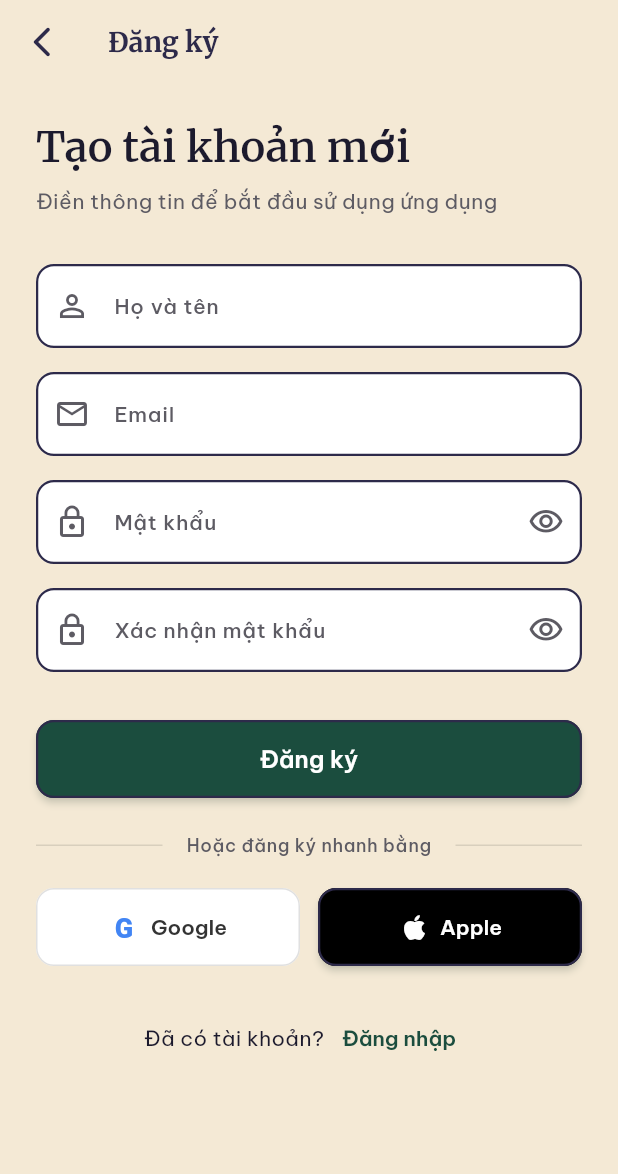
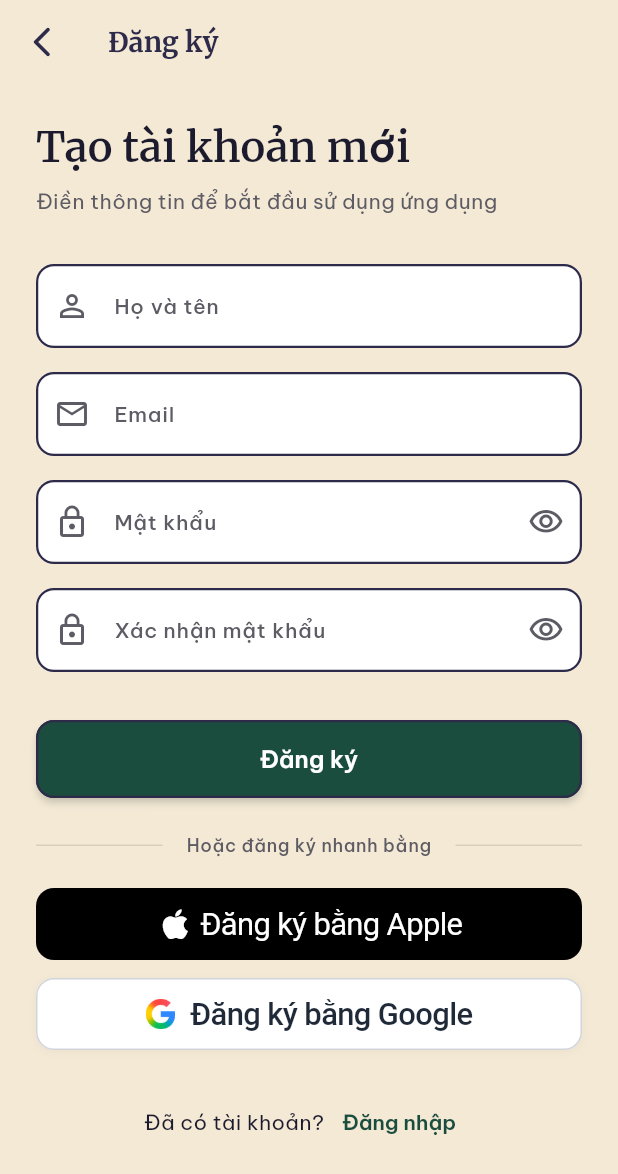
Before and after one commit to 2312741-sudo/chamcong_tramblao, a Flutter app: the LoginScreen screen opened by its route, after a tap on "Đăng nhập", after a tap on "Đăng ký", on a phone screen of 412 x 824 dp. Shown: the top 1174 px of the screen. Run offline on Flutter 3.47's test engine with Material 3 defaults, Android fonts, the phone set to English and light mode, and no system bars; drawn by our look-alikes of sign_in_with_apple; our stand-ins replace cached_network_image, cloud_firestore, cloud_functions, equatable, firebase_auth, firebase_core and 15 more; missing offline and left inert: excel, mobile_scanner, network_info_plus; accounts and stored records are empty.

Commit message:
feat(auth): dong bo man hinh dang nhap va nut dang nhap Apple/Google theo chuan moi

```diff
--- a/cham_cong_tram/lib/features/auth/repositories/auth_repository.dart
+++ b/cham_cong_tram/lib/features/auth/repositories/auth_repository.dart
@@ -1,12 +1,8 @@
-import 'dart:convert';
-import 'dart:math';
 import 'package:cloud_firestore/cloud_firestore.dart';
-import 'package:crypto/crypto.dart';
 import 'package:firebase_auth/firebase_auth.dart';
 import 'package:firebase_storage/firebase_storage.dart';
 import 'package:flutter/foundation.dart';
 import 'package:google_sign_in/google_sign_in.dart';
-import 'package:sign_in_with_apple/sign_in_with_apple.dart';
 import '../../../models/user_model.dart';
 import '../../store/services/store_inheritance_service.dart';
 
--- a/cham_cong_tram/lib/features/auth/screens/login_screen.dart
+++ b/cham_cong_tram/lib/features/auth/screens/login_screen.dart
@@ -1,7 +1,9 @@
 import 'package:flutter/material.dart';
 import 'package:flutter_riverpod/flutter_riverpod.dart';
 import 'package:go_router/go_router.dart';
+import 'package:sign_in_with_apple/sign_in_with_apple.dart';
 import '../providers/auth_notifier.dart';
+import '../widgets/sign_in_with_google_button.dart';
 import '../../../app/router.dart';
 import '../../../core/constants/app_colors.dart';
 import '../../../core/constants/app_strings.dart';
@@ -502,86 +504,27 @@ class _LoginScreenState extends ConsumerState<LoginScreen> {
 
                   const SizedBox(height: 20),
 
-                  // ── Social Buttons ────────────────────────────────────
-                  Row(
-                    children: [
-                      // Google Sign In Button
-                      Expanded(
-                        child: OutlinedButton(
-                          onPressed: authState.isLoading ? null : _handleGoogleSignIn,
-                          style: OutlinedButton.styleFrom(
-                            padding: const EdgeInsets.symmetric(vertical: 13),
-                            backgroundColor: Colors.white,
-                            side: const BorderSide(color: Color(0xFFE0E0E0)),
-                            shape: RoundedRectangleBorder(
-                              borderRadius: BorderRadius.circular(12),
-                            ),
-                          ),
-                          child: Row(
-                            mainAxisAlignment: MainAxisAlignment.center,
-                            children: [
-                              Container(
-                                width: 20,
-                                height: 20,
-                                decoration: const BoxDecoration(
-                                  shape: BoxShape.circle,
-                                ),
-                                child: Center(
-                                  child: Text(
-                                    'G',
-                                    style: TextStyle(
-                                      color: const Color(0xFF4285F4),
-                                      fontSize: 18,
-                                      fontWeight: FontWeight.w900,
-                                      fontFamily: 'BeVietnamPro',
-                                    ),
-                                  ),
-                                ),
-                              ),
-                              const SizedBox(width: 8),
-                              const Text(
-                                'Google',
-                                style: TextStyle(
-                                  color: Color(0xFF333333),
-                                  fontWeight: FontWeight.w600,
-                                  fontSize: 14,
-                                ),
-                              ),
-                            ],
-                          ),
-                        ),
-                      ),
-                      const SizedBox(width: 12),
-                      // Apple Sign In Button
-                      Expanded(
-                        child: ElevatedButton(
-                          onPressed: authState.isLoading ? null : _handleAppleSignIn,
-                          style: ElevatedButton.styleFrom(
-                            padding: const EdgeInsets.symmetric(vertical: 13),
-                            backgroundColor: Colors.black,
-                            foregroundColor: Colors.white,
-                            shape: RoundedRectangleBorder(
-                              borderRadius: BorderRadius.circular(12),
-                            ),
-                          ),
-                          child: const Row(
-                            mainAxisAlignment: MainAxisAlignment.center,
-                            children: [
-                              Icon(Icons.apple, size: 22, color: Colors.white),
-                              SizedBox(width: 6),
-                              Text(
-                                'Apple',
-                                style: TextStyle(
-                                  color: Colors.white,
-                                  fontWeight: FontWeight.w600,
-                                  fontSize: 14,
-                                ),
-                              ),
-                            ],
-                          ),
-                        ),
-                      ),
-                    ],
+                  // Official Sign in with Apple button (Apple HIG & Design Resources Compliant)
+                  SignInWithAppleButton(
+                    onPressed: authState.isLoading ? () {} : _handleAppleSignIn,
+                    text: Localizations.maybeLocaleOf(context)?.languageCode == 'vi'
+                        ? 'Đăng nhập bằng Apple'
+                        : 'Sign in with Apple',
+                    height: 48,
+                    style: SignInWithAppleButtonStyle.black,
+                    borderRadius: BorderRadius.circular(12),
+                  ),
+
+                  const SizedBox(height: 12),
+
+                  // Google Sign In Button (Synchronized with Apple button)
+                  SignInWithGoogleButton(
+                    onPressed: authState.isLoading ? null : _handleGoogleSignIn,
+                    text: Localizations.maybeLocaleOf(context)?.languageCode == 'vi'
+                        ? 'Đăng nhập bằng Google'
+                        : 'Sign in with Google',
+                    height: 48,
+                    borderRadius: BorderRadius.circular(12),
                   ),
 
                   const SizedBox(height: 24),
--- a/cham_cong_tram/lib/features/auth/screens/register_screen.dart
+++ b/cham_cong_tram/lib/features/auth/screens/register_screen.dart
@@ -1,7 +1,9 @@
 import 'package:flutter/material.dart';
 import 'package:flutter_riverpod/flutter_riverpod.dart';
 import 'package:go_router/go_router.dart';
+import 'package:sign_in_with_apple/sign_in_with_apple.dart';
 import '../providers/auth_notifier.dart';
+import '../widgets/sign_in_with_google_button.dart';
 import '../../../app/router.dart';
 import '../../../core/constants/app_colors.dart';
 import '../../../core/constants/app_strings.dart';
@@ -284,86 +286,27 @@ class _RegisterScreenState extends ConsumerState<RegisterScreen> {
 
                   const SizedBox(height: 20),
 
-                  // ── Social Buttons ────────────────────────────────────
-                  Row(
-                    children: [
-                      // Google Sign In Button
-                      Expanded(
-                        child: OutlinedButton(
-                          onPressed: authState.isLoading ? null : _handleGoogleSignIn,
-                          style: OutlinedButton.styleFrom(
-                            padding: const EdgeInsets.symmetric(vertical: 13),
-                            backgroundColor: Colors.white,
-                            side: const BorderSide(color: Color(0xFFE0E0E0)),
-                            shape: RoundedRectangleBorder(
-                              borderRadius: BorderRadius.circular(12),
-                            ),
-                          ),
-                          child: Row(
-                            mainAxisAlignment: MainAxisAlignment.center,
-                            children: [
-                              Container(
-                                width: 20,
-                                height: 20,
-                                decoration: const BoxDecoration(
-                                  shape: BoxShape.circle,
-                                ),
-                                child: Center(
-                                  child: Text(
-                                    'G',
-                                    style: TextStyle(
-                                      color: const Color(0xFF4285F4),
-                                      fontSize: 18,
-                                      fontWeight: FontWeight.w900,
-                                      fontFamily: 'BeVietnamPro',
-                                    ),
-                                  ),
-                                ),
-                              ),
-                              const SizedBox(width: 8),
-                              const Text(
-                                'Google',
-                                style: TextStyle(
-                                  color: Color(0xFF333333),
-                                  fontWeight: FontWeight.w600,
-                                  fontSize: 14,
-                                ),
-                              ),
-                            ],
-                          ),
-                        ),
-                      ),
-                      const SizedBox(width: 12),
-                      // Apple Sign In Button
-                      Expanded(
-                        child: ElevatedButton(
-                          onPressed: authState.isLoading ? null : _handleAppleSignIn,
-                          style: ElevatedButton.styleFrom(
-                            padding: const EdgeInsets.symmetric(vertical: 13),
-                            backgroundColor: Colors.black,
-                            foregroundColor: Colors.white,
-                            shape: RoundedRectangleBorder(
-                              borderRadius: BorderRadius.circular(12),
-                            ),
-                          ),
-                          child: const Row(
-                            mainAxisAlignment: MainAxisAlignment.center,
-                            children: [
-                              Icon(Icons.apple, size: 22, color: Colors.white),
-                              SizedBox(width: 6),
-                              Text(
-                                'Apple',
-                                style: TextStyle(
-                                  color: Colors.white,
-                                  fontWeight: FontWeight.w600,
-                                  fontSize: 14,
-                                ),
-                              ),
-                            ],
-                          ),
-                        ),
-                      ),
-                    ],
+                  // Official Sign in with Apple button (Apple HIG & Design Resources Compliant)
+                  SignInWithAppleButton(
+                    onPressed: authState.isLoading ? () {} : _handleAppleSignIn,
+                    text: Localizations.maybeLocaleOf(context)?.languageCode == 'vi'
+                        ? 'Đăng ký bằng Apple'
+                        : 'Sign up with Apple',
+                    height: 48,
+                    style: SignInWithAppleButtonStyle.black,
+                    borderRadius: BorderRadius.circular(12),
+                  ),
+
+                  const SizedBox(height: 12),
+
+                  // Google Sign In Button (Synchronized with Apple button)
+                  SignInWithGoogleButton(
+                    onPressed: authState.isLoading ? null : _handleGoogleSignIn,
+                    text: Localizations.maybeLocaleOf(context)?.languageCode == 'vi'
+                        ? 'Đăng ký bằng Google'
+                        : 'Sign up with Google',
+                    height: 48,
+                    borderRadius: BorderRadius.circular(12),
                   ),
 
                   const SizedBox(height: 24),
--- /dev/null
+++ b/cham_cong_tram/lib/features/auth/widgets/sign_in_with_google_button.dart
@@ -0,0 +1,84 @@
+import 'package:flutter/cupertino.dart';
+import 'package:flutter/material.dart';
+
+/// A Google Sign In button that visually matches [SignInWithAppleButton]
+/// in height, typography, corner radius, and interaction feel.
+class SignInWithGoogleButton extends StatelessWidget {
+  final VoidCallback? onPressed;
+  final String text;
+  final double height;
+  final BorderRadius borderRadius;
+
+  const SignInWithGoogleButton({
+    super.key,
+    required this.onPressed,
+    required this.text,
+    this.height = 48,
+    this.borderRadius = const BorderRadius.all(Radius.circular(12)),
+  });
+
+  @override
+  Widget build(BuildContext context) {
+    // Aligns exactly with Apple's button font scale (height * 0.43)
+    final fontSize = height * 0.43;
+
+    return SizedBox(
+      height: height,
+      width: double.infinity,
+      child: CupertinoButton(
+        borderRadius: borderRadius,
+        padding: EdgeInsets.zero,
+        color: Colors.white,
+        disabledColor: Colors.white.withValues(alpha: 0.6),
+        onPressed: onPressed,
+        child: Container(
+          height: height,
+          decoration: BoxDecoration(
+            color: Colors.white,
+            borderRadius: borderRadius,
+            border: Border.all(
+              color: const Color(0xFFD1D5DB),
+              width: 1.0,
+            ),
+            boxShadow: const [
+              BoxShadow(
+                color: Color(0x0A000000),
+                blurRadius: 4,
+                offset: Offset(0, 1),
+              ),
+            ],
+          ),
+          padding: const EdgeInsets.symmetric(horizontal: 16),
+          child: Row(
+            mainAxisAlignment: MainAxisAlignment.center,
+            children: [
+              Image.asset(
+                'assets/images/google_logo.png',
+                width: 20,
+                height: 20,
+                fit: BoxFit.contain,
+              ),
+              const SizedBox(width: 10),
+              Flexible(
+                child: Text(
+                  text,
+                  textAlign: TextAlign.center,
+                  maxLines: 1,
+                  overflow: TextOverflow.ellipsis,
+                  style: TextStyle(
+                    inherit: false,
+                    fontSize: fontSize,
+                    color: const Color(0xFF1F2937),
+                    fontFamily: '.SF Pro Text',
+                    letterSpacing: -0.41,
+                    fontWeight: FontWeight.w500,
+                  ),
+                ),
+              ),
+            ],
+          ),
+        ),
+      ),
+    );
+  }
+}
```
Also changed, not shown: cham_cong_tram/assets/images/google_logo.png (added).
